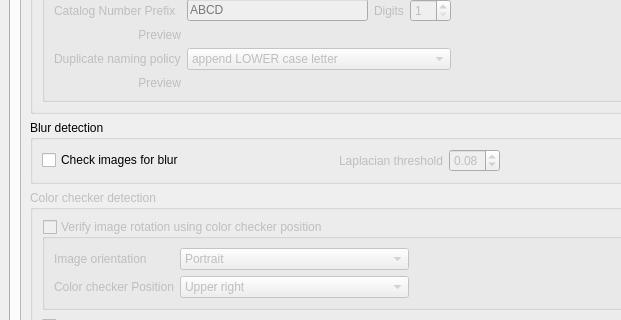
Qt form ui/postProcessingUI.ui (CapPow/HerbASAP) before a commit; both pictures show x 0 to 621 and y 160 to 480 of the 705 by 627 pixel window.
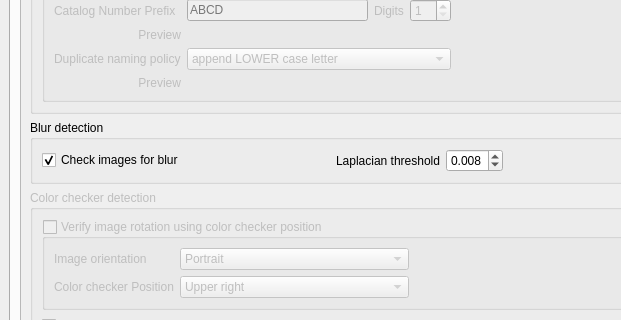
The same form after that commit.

Commit message: increased precision on blur threshold spinbox

```diff
--- a/ui/postProcessingUI.ui
+++ b/ui/postProcessingUI.ui
@@ -326,7 +326,7 @@
              <property name="geometry">
               <rect>
                <x>0</x>
-               <y>-21</y>
+               <y>0</y>
                <width>646</width>
                <height>928</height>
               </rect>
@@ -513,6 +513,9 @@
                    <property name="text">
                     <string>Check images for blur</string>
                    </property>
+                   <property name="checked">
+                    <bool>true</bool>
+                   </property>
                   </widget>
                  </item>
                  <item row="0" column="4">
@@ -531,7 +534,7 @@
                  <item row="0" column="2">
                   <widget class="QLabel" name="label_13">
                    <property name="enabled">
-                    <bool>false</bool>
+                    <bool>true</bool>
                    </property>
                    <property name="text">
                     <string>Laplacian threshold</string>
@@ -544,10 +547,13 @@
                  <item row="0" column="3">
                   <widget class="QDoubleSpinBox" name="doubleSpinBox_blurThreshold">
                    <property name="enabled">
-                    <bool>false</bool>
+                    <bool>true</bool>
+                   </property>
+                   <property name="decimals">
+                    <number>3</number>
                    </property>
                    <property name="minimum">
-                    <double>0.010000000000000</double>
+                    <double>0.001000000000000</double>
                    </property>
                    <property name="maximum">
                     <double>9.990000000000000</double>
@@ -556,7 +562,7 @@
                     <double>0.010000000000000</double>
                    </property>
                    <property name="value">
-                    <double>0.080000000000000</double>
+                    <double>0.008000000000000</double>
                    </property>
                   </widget>
                  </item>
```
Left out of the diff: 54 changed lines with no effect on the pictures. The commit also changes 2 other files.
